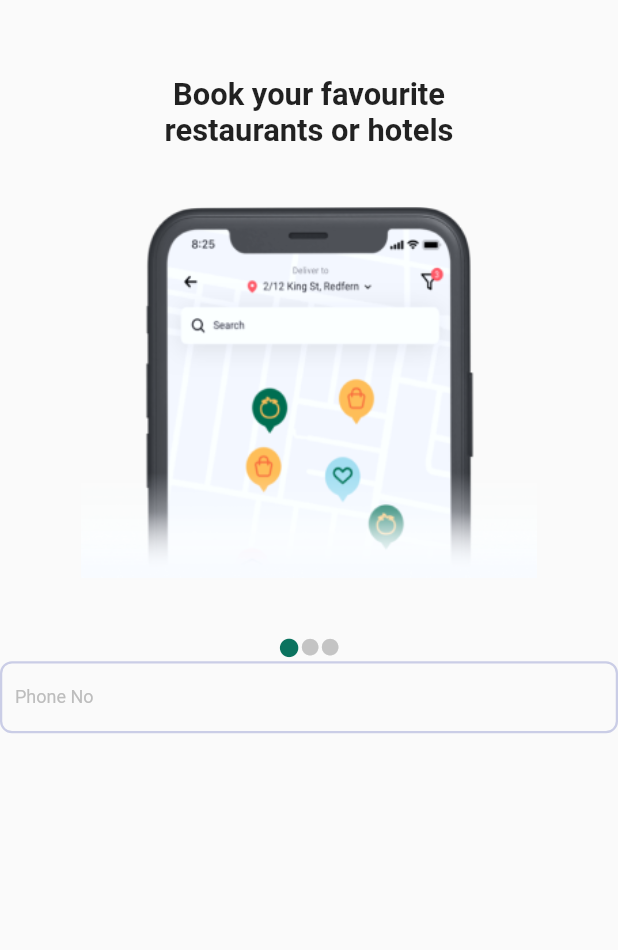
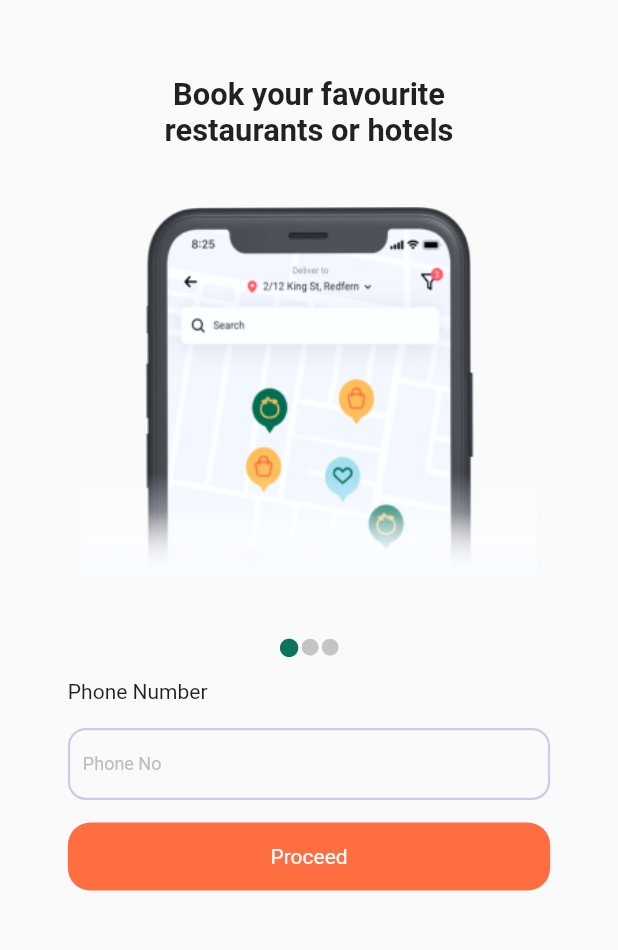
Before and after one commit to mhrjnamar/WidgetsLibrary, a Flutter app: the screen it shows after launch, after a tap on "Login Screen", on a phone screen of 412 x 824 dp, the part 54-1004 px from its top. Run offline on Flutter 3.47's test engine with Material 2 defaults, Android fonts, the phone set to English and light mode, and no system bars; drawn by our look-alikes of carousel_slider; our stand-ins replace flutter_svg.

Commit message:
generic button

```diff
--- a/widgets_library/lib/components/atom/text_field.dart
+++ b/widgets_library/lib/components/atom/text_field.dart
@@ -23,7 +23,7 @@ class GenericTextField extends StatelessWidget {
     Key? key,
     required this.focusNode,
     required this.textEditingController,
-    this.inputType: TextInputType.name,
+    this.inputType = TextInputType.name,
     required this.validator,
     this.hint = "",
     this.stratingIcon = "",
@@ -39,6 +39,9 @@ class GenericTextField extends StatelessWidget {
   @override
   Widget build(BuildContext context) {
     return Container(
+      decoration: BoxDecoration(
+        borderRadius: BorderRadius.circular(40)
+      ),
       margin: EdgeInsets.only(
         bottom: size.getHeight(3),
         top: 2,
@@ -92,19 +95,19 @@ class GenericTextField extends StatelessWidget {
           floatingLabelBehavior: FloatingLabelBehavior.auto,
           // hintText: hint,
           focusedBorder: OutlineInputBorder(
-            borderRadius: BorderRadius.circular(8),
+            borderRadius: BorderRadius.circular(12),
             borderSide: const BorderSide(color: AppColor.border, width: 2),
           ),
           enabledBorder: OutlineInputBorder(
-            borderRadius: BorderRadius.circular(8),
+            borderRadius: BorderRadius.circular(12),
             borderSide: const BorderSide(color: AppColor.border, width: 1.5),
           ),
           errorBorder: OutlineInputBorder(
-            borderRadius: BorderRadius.circular(8),
+            borderRadius: BorderRadius.circular(12),
             borderSide: const BorderSide(color: AppColor.error, width: 1.5),
           ),
           focusedErrorBorder: OutlineInputBorder(
-            borderRadius: BorderRadius.circular(8),
+            borderRadius: BorderRadius.circular(12),
             borderSide: const BorderSide(color: AppColor.error, width: 1.5),
           ),
         ),
--- /dev/null
+++ b/widgets_library/lib/components/generic_button.dart
@@ -0,0 +1,34 @@
+import 'package:flutter/material.dart';
+import 'package:widgets_library/backend/dynamic_screen.dart';
+
+class GenericButton extends StatelessWidget{
+  final Widget? value;
+  final Color? btnColor;
+  final Widget route;
+  final double? height;
+  final double? width;
+  final double borderRadius;
+
+  // ignore: use_key_in_widget_constructors
+  const GenericButton({this.value, this.btnColor, required this.route, this.height, this.width, required this.borderRadius});
+
+  @override
+  Widget build(BuildContext context) {
+    return GestureDetector(
+      child: SizedBox(
+        width: width,
+        height: height,
+        child: Container(
+          decoration: BoxDecoration(
+            color: btnColor,
+            borderRadius: BorderRadius.circular(borderRadius)
+          ),
+          child: Center(child: value),
+        ),
+      ),
+      onTap:()=> Navigator.push(context, MaterialPageRoute(builder: (context)=>route)),
+    );
+  }
+
+
+}
--- a/widgets_library/lib/modules/login/login.dart
+++ b/widgets_library/lib/modules/login/login.dart
@@ -1,7 +1,9 @@
 import 'package:flutter/material.dart';
+import 'package:widgets_library/Screens/components_view.dart';
 import 'package:widgets_library/backend/dynamic_screen.dart';
 import 'package:widgets_library/components/atom/login_title_bar.dart';
 import 'package:widgets_library/components/atom/text_field.dart';
+import 'package:widgets_library/components/generic_button.dart';
 import 'package:widgets_library/components/login_carousel.dart';
 
 class LoginScreen extends StatefulWidget {
@@ -13,6 +15,7 @@ class LoginScreen extends StatefulWidget {
 
 class _LoginScreenState extends State<LoginScreen> {
   final TextEditingController _controller = TextEditingController();
+
   @override
   Widget build(BuildContext context) {
     return SafeArea(
@@ -34,7 +37,17 @@ class _LoginScreenState extends State<LoginScreen> {
                     image: "assets/jpg/image2.jpg")
               ]).getCarousel(),
               SizedBox(
+                width: DynamicSize(context: context).getWidth(334),
+                height: DynamicSize(context: context).getHeight(50),
+                child: const Align(
+                    alignment: Alignment.centerLeft,
+                    child: Text("Phone Number")),
+              ),
+              SizedBox(
                 height: 65,
+                child: SizedBox(
+                  width: DynamicSize(context: context).getWidth(334),
+                  height: DynamicSize(context: context).getHeight(50),
                   child: GenericTextField(
                       hint: "Phone No",
                       focusNode: FocusNode(),
@@ -49,6 +62,18 @@ class _LoginScreenState extends State<LoginScreen> {
                       size: DynamicSize(context: context),
                       node: FocusScope.of(context)),
                 ),
+              ),
+              GenericButton(
+                value: const Text('Proceed',
+                style: TextStyle(
+                  color: Colors.white
+                ),),
+                btnColor: Colors.deepOrangeAccent,
+                route: const ComponentView(),
+                width: DynamicSize(context: context).getWidth(334),
+                height: DynamicSize(context: context).getHeight(51),
+                borderRadius: 15.0,
+              )
             ],
           ),
         ),
```
Lines whose indentation alone changed are shown as unchanged.
